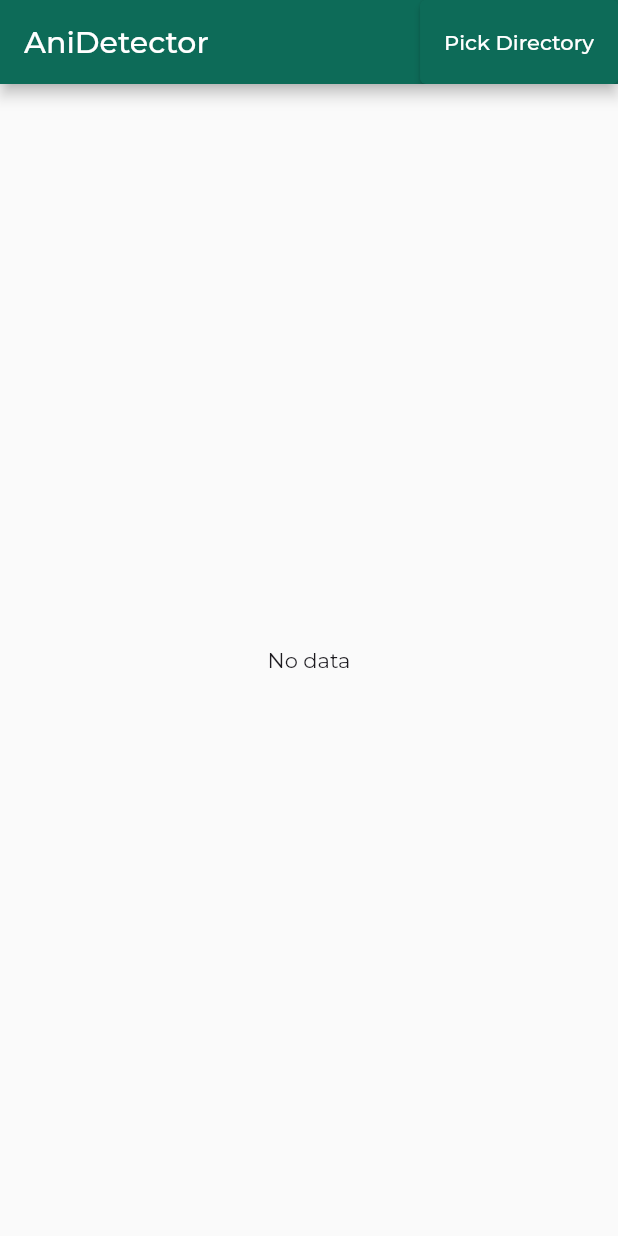
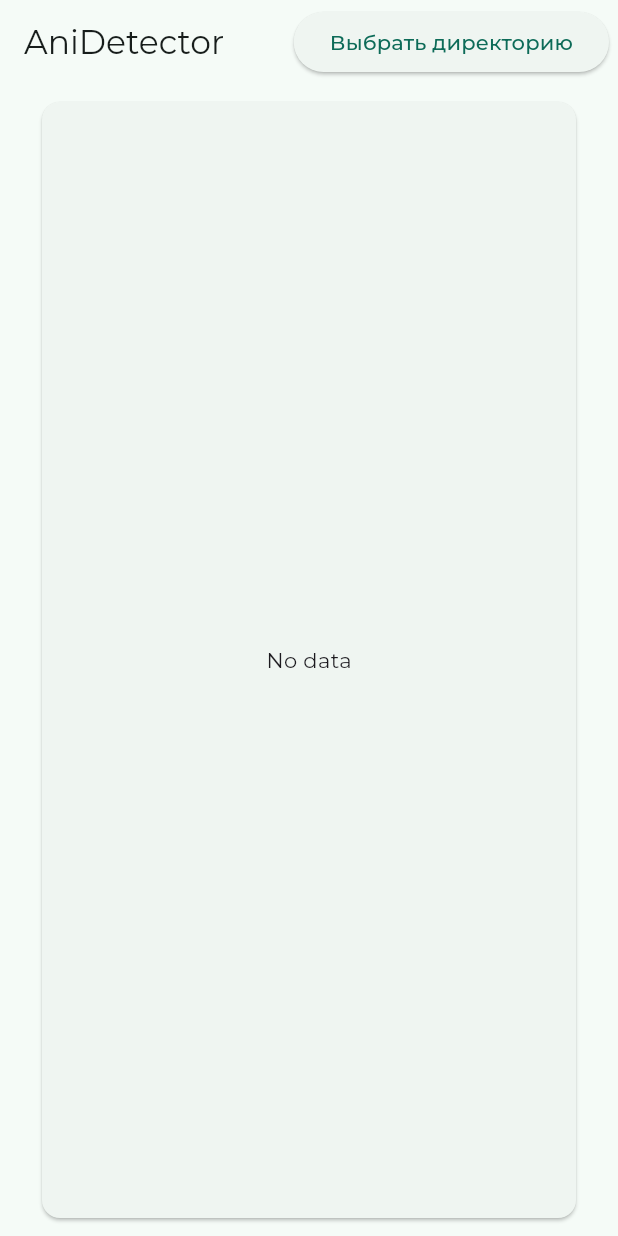
Before and after one commit to rozoomcool/anidetect, a Flutter app: the screen it shows after launch, on a phone screen of 412 x 824 dp. Run offline on Flutter 3.47's test engine with Material 3 defaults, Android fonts, the phone set to English and light mode, and no system bars; our stand-ins replace csv, dio, equatable, file_picker, flutter_bloc, freezed_annotation and 3 more; missing offline and left inert: exif, flutter_fancy_tree_view.

Commit message:
change design

```diff
--- a/anidetection/lib/app/app.dart
+++ b/anidetection/lib/app/app.dart
@@ -29,7 +29,7 @@ class MyApp extends StatelessWidget {
       title: 'Animals Detection',
       theme: ThemeData(
         colorScheme: ColorScheme.fromSeed(seedColor: Colors.tealAccent),
-          useMaterial3: false,
+          useMaterial3: true,
         textTheme: GoogleFonts.montserratTextTheme()
       ),
       routerConfig: _router,
--- a/anidetection/lib/domain/data_cubit.dart
+++ b/anidetection/lib/domain/data_cubit.dart
@@ -19,6 +19,10 @@ class DataCubit extends Cubit<DataState> {
   DataCubit() : super(EmptyDataState());
 
   final PredictService _predictService = GetIt.I<PredictService>();
+
+  void saveData() async {
+
+  }
 
   Future<void> pickDirectory() async {
     try {
--- a/anidetection/lib/presentation/component/custom_tree_view.dart
+++ b/anidetection/lib/presentation/component/custom_tree_view.dart
@@ -45,7 +45,9 @@ class _CustomTreeViewState extends State<CustomTreeView> {
       shrinkWrap: true,
       treeController: _treeController,
       nodeBuilder: (BuildContext context, TreeEntry<MyTreeNode> entry) {
-        return InkWell(
+        return SingleChildScrollView(
+          scrollDirection: Axis.horizontal,
+          child: GestureDetector(
             onTap: () => _treeController.toggleExpansion(entry.node),
             child: Padding(
               padding: const EdgeInsets.all(8.0),
@@ -72,6 +74,7 @@ class _CustomTreeViewState extends State<CustomTreeView> {
                 ),
               ),
             ),
+          ),
         );
       },
     );
--- a/anidetection/lib/presentation/screens/main_screen.dart
+++ b/anidetection/lib/presentation/screens/main_screen.dart
@@ -47,21 +47,41 @@ class MainScreen extends StatelessWidget {
           appBar: AppBar(
             title: const Text("AniDetector"),
             actions: [
-              ElevatedButton(
-                onPressed: context.read<DataCubit>().pickDirectory,
-                child: const Text('Pick Directory'),
+              Padding(
+                padding: const EdgeInsets.symmetric(horizontal: 6.0),
+                child: ElevatedButton(
+                  onPressed: context.read<DataCubit>().pickDirectory,
+                  child: const Text('Выбрать директорию'),
+                ),
               ),
               state is! DirectoryDataState
                   ? const SizedBox()
-                  : ElevatedButton(
-                      onPressed: () {
-                        context.read<DataCubit>().predictData();
-                      },
-                      child: const Text("Обработать")),
-              state is LoadingDataState ? ElevatedButton(onPressed: (){}, child: const Text("Выгрузить данные")) : const SizedBox()
+                  : Padding(
+                      padding: const EdgeInsets.symmetric(horizontal: 6.0),
+                      child: ElevatedButton(
+                          onPressed: () {
+                            context.read<DataCubit>().predictData();
+                          },
+                          child: const Text("Обработать")),
+                    ),
+              state is! LoadedDataState
+                  ? const SizedBox()
+                  : Padding(
+                      padding: const EdgeInsets.symmetric(horizontal: 6.0),
+                      child: ElevatedButton(
+                          onPressed: () {},
+                          child: const Text("Выгрузить данные")),
+                    )
             ],
           ),
-          body: dataWidget(state),
+          body: Padding(
+            padding: const EdgeInsets.symmetric(horizontal: 24.0, vertical: 8),
+            child: Card(
+                child: Padding(
+              padding: const EdgeInsets.all(12.0),
+              child: dataWidget(state),
+            )),
+          ),
         );
       }),
     );
--- /dev/null
+++ b/anidetection/lib/service/animals_detect_service.dart
@@ -0,0 +1,3 @@
+class AnimalsDetectService {
+
+}
--- a/anidetection/pubspec.yaml
+++ b/anidetection/pubspec.yaml
@@ -51,10 +51,12 @@ dependencies:
   image: ^4.2.0
   intl: ^0.19.0
   exif: ^3.3.0
-  freezed: ^2.5.2
+  freezed: ^2.4.5
   freezed_annotation: ^2.4.2
   json_annotation: ^4.9.0
   uuid: ^4.4.0
+  css_colors: ^1.1.5
+  pytorch_lite: ^4.2.5
 
 dev_dependencies:
   flutter_test:
```
Also changed, not shown: anidetection/assets/class_map_animal.txt (added, +22 -0 lines), anidetection/lib/presentation/component/custom_table_view.dart (+11 -8 lines), anidetection/pubspec.lock. Lines whose indentation alone changed are shown as unchanged.
